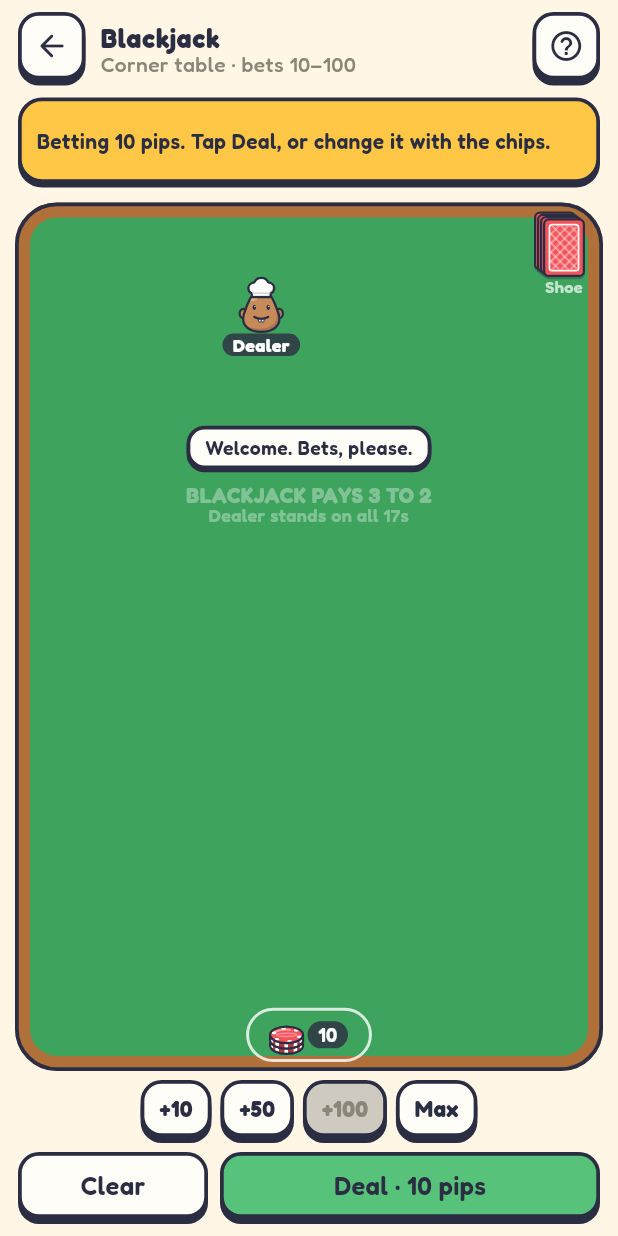
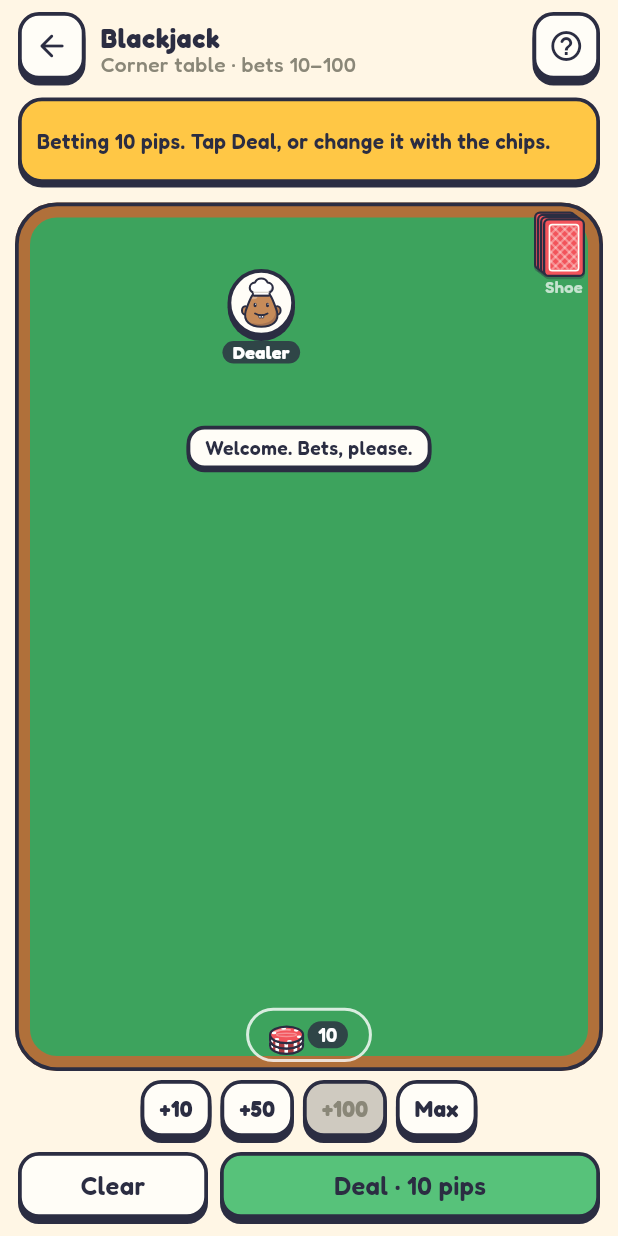
Before and after one commit to Delectible/Duel, a Flutter app: the BjScreen screen opened directly with sample values from the repository, on a phone screen of 412 x 824 dp. Run offline on Flutter 3.47's test engine with Material 3 defaults, Android fonts, the phone set to English and light mode, and no system bars; our stand-ins replace audioplayers, cloud_firestore, firebase_auth, firebase_core, shared_preferences; accounts and stored records are empty; network calls fail.

Commit message:
New games polish: faces in rings, no cards-left in Goofspiel, clean blackjack felt, Doubles button, dark mode; testing on push
Co-Authored-By: Claude Opus 5.5 <noreply@anthropic.com>
Claude-Session: https://claude.ai/code/session_01CZRTf4mUi8YCVCe4dCHwFA

```diff
--- a/lib/core/table/table_bits.dart
+++ b/lib/core/table/table_bits.dart
@@ -502,3 +502,26 @@ class SuitConfetti extends StatelessWidget {
     );
   }
 }
+
+/// A seat's face in its ring, as at every table (yellow / orange when it's
+/// their turn).
+class FaceRing extends StatelessWidget {
+  const FaceRing(this.persona, {super.key, this.size = 44, this.color});
+
+  final Persona persona;
+  final double size;
+  final Color? color;
+
+  @override
+  Widget build(BuildContext context) => AnimatedContainer(
+    duration: const Duration(milliseconds: 200),
+    padding: const EdgeInsets.all(3),
+    decoration: BoxDecoration(
+      color: color ?? Toon.card,
+      shape: BoxShape.circle,
+      border: Border.all(color: Toon.ink, width: Toon.outline),
+      boxShadow: [BoxShadow(color: Toon.ink, offset: const Offset(0, 3))],
+    ),
+    child: Face(persona, size: size),
+  );
+}
--- a/lib/games/blackjack/ui/bj_screen.dart
+++ b/lib/games/blackjack/ui/bj_screen.dart
@@ -6,7 +6,6 @@ import 'package:duel_engine/difficulty.dart';
 import 'package:flutter/material.dart';
 
 import '../../../core/account/account.dart';
-import '../../../core/avatars/faces.dart';
 import '../../../core/cards/card_view.dart';
 import '../../../core/help/game_guide.dart';
 import '../../../core/table/table_bits.dart';
@@ -174,13 +173,22 @@ class _BjScreenState extends State<BjScreen> {
 
 /// Where the bots sit: around the table's sides, playing in order towards
 /// you at the bottom and on round the other side.
-List<Offset> _botSpots(int left, int right) {
-  const l = <int, List<Offset>>{
+List<Offset> _botSpots(int left, int right, {bool wide = false}) {
+  // On its side the table is short: seats spread along it instead.
+  const w = <int, List<Offset>>{
     0: [],
-    1: [Offset(0.16, 0.6)],
-    2: [Offset(0.16, 0.42), Offset(0.16, 0.7)],
-    3: [Offset(0.15, 0.36), Offset(0.15, 0.6), Offset(0.24, 0.84)],
+    1: [Offset(0.12, 0.5)],
+    2: [Offset(0.13, 0.36), Offset(0.13, 0.74)],
+    3: [Offset(0.13, 0.36), Offset(0.13, 0.74), Offset(0.3, 0.74)],
   };
+  final l = wide
+      ? w
+      : const <int, List<Offset>>{
+          0: [],
+          1: [Offset(0.16, 0.6)],
+          2: [Offset(0.16, 0.42), Offset(0.16, 0.7)],
+          3: [Offset(0.15, 0.36), Offset(0.15, 0.6), Offset(0.24, 0.84)],
+        };
   final rs = [for (final o in l[right]!.reversed) Offset(1 - o.dx, o.dy)];
   return [...l[left]!, ...rs];
 }
@@ -197,33 +205,11 @@ class _Table extends StatelessWidget {
       final wide = GameLayout.wide(context);
       Offset px(Offset f) => Offset(f.dx * size.width, f.dy * size.height);
       final left = c.youSeat, right = c.seats.length - 1 - c.youSeat;
-      final spots = _botSpots(left, right);
+      final spots = _botSpots(left, right, wide: wide);
       final big = min(size.width * 0.15, size.height * (wide ? 0.2 : 0.11)).clamp(40.0, 64.0);
       final small = big * 0.62;
       final children = <Widget>[
         const Positioned.fill(child: FeltPanel()),
-        // The table's rules printed on the felt.
-        Positioned(
-          left: 0,
-          right: 0,
-          top: size.height * (wide ? 0.42 : 0.33),
-          child: IgnorePointer(
-            child: Column(
-              children: [
-                Text(
-                  'BLACKJACK PAYS 3 TO 2',
-                  textAlign: TextAlign.center,
-                  style: Toon.text(14, weight: FontWeight.w700, color: Colors.white.withValues(alpha: 0.35)),
-                ),
-                Text(
-                  'Dealer stands on all 17s',
-                  textAlign: TextAlign.center,
-                  style: Toon.text(12, color: Colors.white.withValues(alpha: 0.35)),
-                ),
-              ],
-            ),
-          ),
-        ),
         // The shoe.
         Positioned(right: 16, top: 12, child: _ShoeView(c: c)),
         At(
@@ -442,7 +428,7 @@ class _Dealer extends StatelessWidget {
       children: [
         Column(
           mainAxisSize: MainAxisSize.min,
-          children: [Face(BjController.dealer, size: 38), _pill('Dealer')],
+          children: [FaceRing(BjController.dealer, size: 34), const SizedBox(height: 3), _pill('Dealer')],
         ),
         const SizedBox(width: 8),
         Column(
@@ -567,7 +553,11 @@ class _BotSeat extends StatelessWidget {
           Row(
             mainAxisSize: MainAxisSize.min,
             children: [
-              Face(s.persona, size: 30),
+              FaceRing(
+                s.persona,
+                size: 26,
+                color: c.phase == BjPhase.playing && c.round?.turn?.$1 == seat ? Toon.orange : null,
+              ),
               const SizedBox(width: 3),
               Column(
                 crossAxisAlignment: CrossAxisAlignment.start,
```
Also changed, not shown: lib/games/bank/ui/bank_companion.dart (+32 -23 lines), lib/games/goofspiel/ui/gops_screen.dart (+3 -26 lines), 4 other files.
